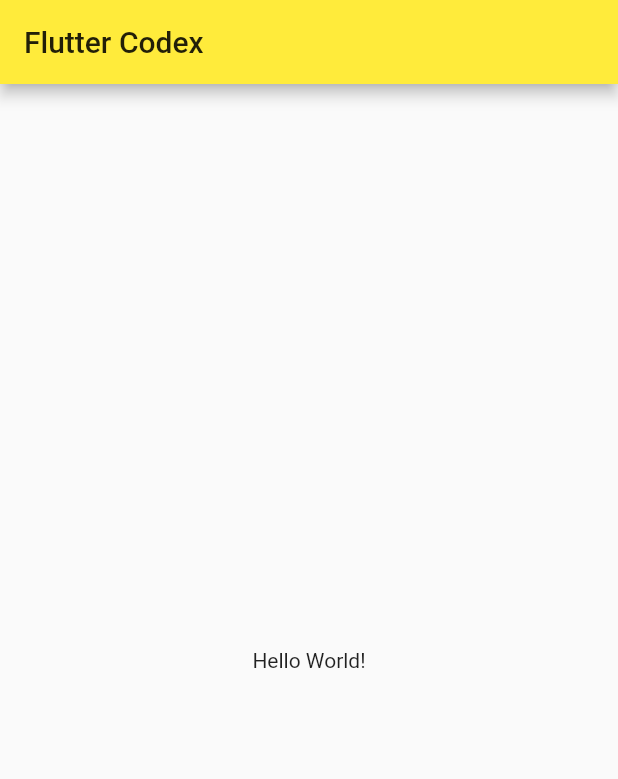
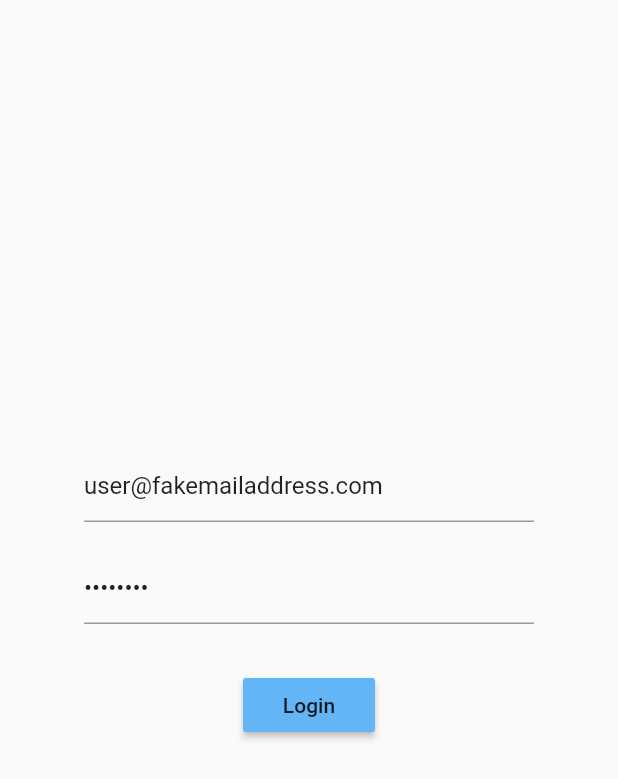
Before and after one commit to timbergus/flutter_codex, a Flutter app: the screen it shows after launch, on a phone screen of 412 x 824 dp. Shown: the top 779 px of the screen. Run offline on Flutter 3.47's test engine with Material 2 defaults, Android fonts, the phone set to English and light mode, and no system bars; our stand-ins replace cloud_firestore, firebase_auth; accounts and stored records are empty.

```diff
--- a/lib/main.dart
+++ b/lib/main.dart
@@ -1,4 +1,8 @@
 import 'package:flutter/material.dart';
+
+import 'package:flutter_codex/routes/login.dart';
+import 'package:flutter_codex/routes/profile.dart';
+import 'package:flutter_codex/routes/feed.dart';
 
 void main() => runApp(MyApp());
 
@@ -10,33 +14,11 @@ class MyApp extends StatelessWidget {
       theme: ThemeData(
         primarySwatch: Colors.yellow,
       ),
-      home: MyHomePage(),
+      routes: {
+        '/': (context) => Login(),
+        '/profile': (context) => Profile(),
+        '/feed': (context) => Feed(),
+      },
     );
   }
 }
-
-class MyHomePage extends StatefulWidget {
-  @override
-  _MyHomePageState createState() => _MyHomePageState();
-}
-
-class _MyHomePageState extends State<MyHomePage> {
-  @override
-  Widget build(BuildContext context) {
-    return Scaffold(
-      appBar: AppBar(
-        title: Text('Flutter Codex'),
-      ),
-      body: Center(
-        child: Column(
-          mainAxisAlignment: MainAxisAlignment.center,
-          children: <Widget>[
-            Text(
-              'Hello World!',
-            ),
-          ],
-        ),
-      ),
-    );
-  }
-}
--- /dev/null
+++ b/lib/routes/login.dart
@@ -0,0 +1,121 @@
+import 'package:flutter/material.dart';
+import 'package:firebase_auth/firebase_auth.dart';
+
+class Login extends StatefulWidget {
+  @override
+  _LoginState createState() => _LoginState();
+}
+
+class _LoginState extends State<Login> {
+  String _email;
+  String _password;
+  bool loginError = false;
+
+  final _loginFormKey = GlobalKey<FormState>();
+
+  FirebaseUser _user;
+  final FirebaseAuth _auth = FirebaseAuth.instance;
+
+  @override
+  void initState() {
+    super.initState();
+    _auth.currentUser().then((response) {
+      if (response.uid != null) {
+        setState(() {
+          Navigator.pushReplacementNamed(context, '/profile');
+        });
+      }
+    });
+  }
+
+  @override
+  Widget build(BuildContext context) {
+    return SafeArea(
+      child: Scaffold(
+        body: Form(
+          key: _loginFormKey,
+          child: Center(
+            child: Container(
+              width: 300,
+              child: Column(
+                mainAxisAlignment: MainAxisAlignment.center,
+                children: <Widget>[
+                  TextFormField(
+                    initialValue: 'user@fakemailaddress.com',
+                    validator: (val) {
+                      if (val.isEmpty) {
+                        return 'You must enter a valid email!';
+                      }
+                      return null;
+                    },
+                    onSaved: (val) => _email = val,
+                  ),
+                  SizedBox(
+                    height: 20,
+                  ),
+                  TextFormField(
+                    initialValue: 'password',
+                    obscureText: true,
+                    validator: (val) {
+                      if (val.isEmpty) {
+                        return 'You must enter a valid password!';
+                      }
+                      return null;
+                    },
+                    onSaved: (val) => _password = val,
+                  ),
+                  SizedBox(
+                    height: 30,
+                  ),
+                  RaisedButton(
+                    child: Text('Login'),
+                    color: Colors.blue[300],
+                    onPressed: () async {
+                      print(_password);
+                      try {
+                        if (_loginFormKey.currentState.validate()) {
+                          _loginFormKey.currentState.save();
+                        }
+
+                        _user = await _auth.signInWithEmailAndPassword(
+                          email: _email,
+                          password: _password,
+                        );
+
+                        if (_user.uid != null) {
+                          setState(() {
+                            Navigator.pushReplacementNamed(context, '/profile');
+                          });
+                        } else {
+                          setState(() {
+                            loginError = true;
+                          });
+                        }
+                      } catch (e) {
+                        setState(() {
+                          loginError = true;
+                        });
+                      }
+                    },
+                  ),
+                  SizedBox(
+                    height: 30,
+                  ),
+                  loginError
+                      ? Text(
+                          'Please, check your credentials and try again',
+                          style: TextStyle(
+                            color: Colors.red,
+                            fontSize: 15,
+                          ),
+                        )
+                      : Container(),
+                ],
+              ),
+            ),
+          ),
+        ),
+      ),
+    );
+  }
+}
```
Also changed, not shown: lib/routes/feed.dart (added, +64 -0 lines), lib/routes/profile.dart (added, +88 -0 lines), pubspec.yaml (+8 -0 lines), pubspec.lock, 16 other files.
